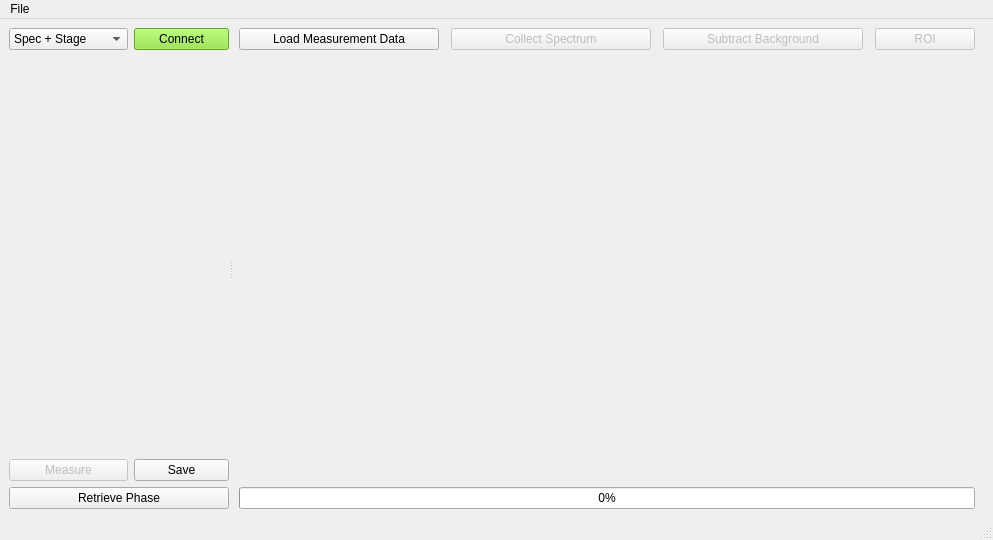
Old version of the form src/shg_frog/view/GUI/main_window.ui in the repository UCBoulder/shg_frog.
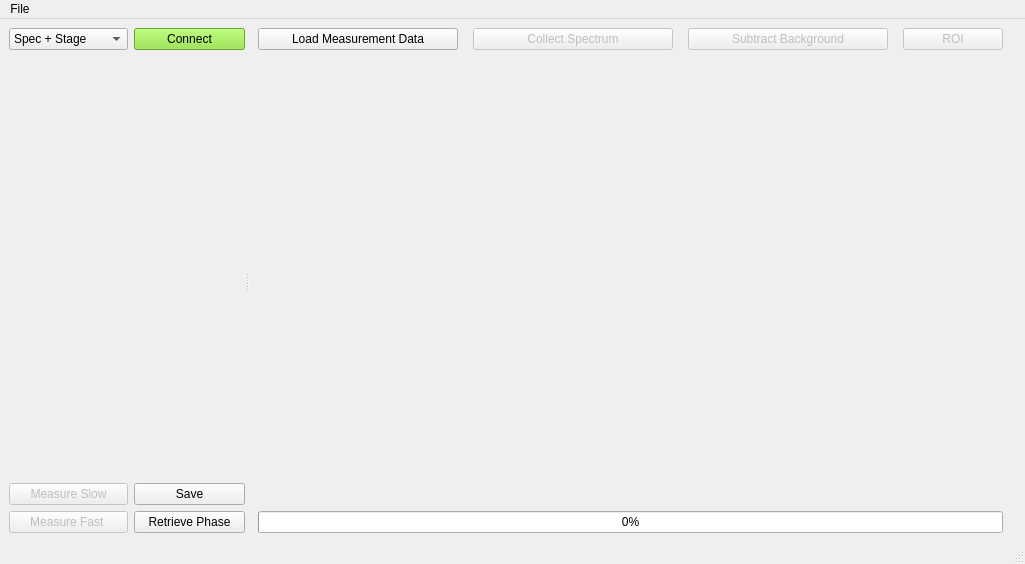
New version of the form.

Commit message: Add fast measurement button

Patch:
```diff
--- a/src/shg_frog/view/GUI/main_window.ui
+++ b/src/shg_frog/view/GUI/main_window.ui
@@ -6,8 +6,8 @@
    <rect>
     <x>0</x>
     <y>0</y>
-    <width>993</width>
-    <height>540</height>
+    <width>1025</width>
+    <height>564</height>
    </rect>
   </property>
   <property name="windowTitle">
@@ -22,20 +22,6 @@
       </property>
       <widget class="QWidget" name="gridLayoutWidget">
        <layout class="QGridLayout" name="gridLayout">
-        <item row="3" column="0" colspan="2">
-         <widget class="QPushButton" name="btn_phase">
-          <property name="text">
-           <string>Retrieve Phase</string>
-          </property>
-         </widget>
-        </item>
-        <item row="2" column="1">
-         <widget class="QPushButton" name="btn_save">
-          <property name="text">
-           <string>Save</string>
-          </property>
-         </widget>
-        </item>
         <item row="0" column="0">
          <widget class="QComboBox" name="dropdown">
           <property name="enabled">
@@ -72,7 +58,7 @@
            <bool>false</bool>
           </property>
           <property name="text">
-           <string>Measure</string>
+           <string>Measure Slow</string>
           </property>
           <property name="checkable">
            <bool>true</bool>
@@ -89,6 +75,33 @@
           </property>
          </widget>
         </item>
+        <item row="2" column="1">
+         <widget class="QPushButton" name="btn_save">
+          <property name="text">
+           <string>Save</string>
+          </property>
+         </widget>
+        </item>
+        <item row="3" column="0">
+         <widget class="QPushButton" name="btn_measure_fast">
+          <property name="enabled">
+           <bool>false</bool>
+          </property>
+          <property name="text">
+           <string>Measure Fast </string>
+          </property>
+          <property name="checkable">
+           <bool>true</bool>
+          </property>
+         </widget>
+        </item>
+        <item row="3" column="1">
+         <widget class="QPushButton" name="btn_phase">
+          <property name="text">
+           <string>Retrieve Phase</string>
+          </property>
+         </widget>
+        </item>
        </layout>
       </widget>
       <widget class="QWidget" name="gridLayoutWidget_2">
@@ -137,6 +150,9 @@
         </item>
         <item row="1" column="0" colspan="4">
          <widget class="QWidget" name="widget_2" native="true">
+          <property name="enabled">
+           <bool>true</bool>
+          </property>
           <property name="minimumSize">
            <size>
             <width>700</width>
@@ -185,7 +201,7 @@
     <rect>
      <x>0</x>
      <y>0</y>
-     <width>993</width>
+     <width>1025</width>
      <height>21</height>
     </rect>
    </property>
```
Left out of the diff: 2 changed lines with no effect on the pictures. The commit also changes 2 other files.
